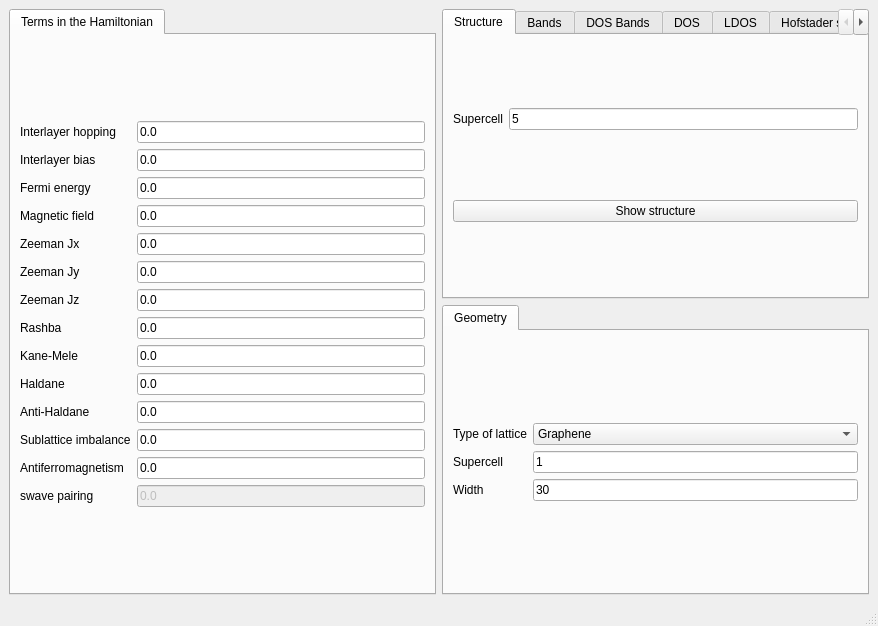
joselado/quantum-honeycomp, file interface-pyqt/hofstader1d/interface.ui: the form before one commit.
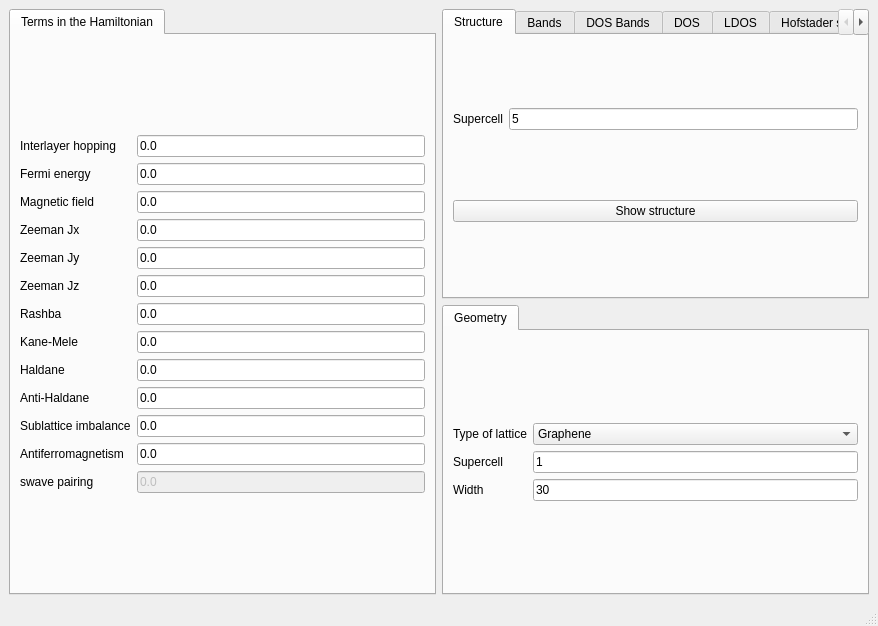
The form after the commit.

What changed in the file:
```diff
--- a/interface-pyqt/hofstader1d/interface.ui
+++ b/interface-pyqt/hofstader1d/interface.ui
@@ -27,7 +27,7 @@
        <layout class="QGridLayout" name="gridLayout_12">
         <item row="0" column="0">
          <layout class="QGridLayout" name="gridLayout">
-          <item row="12" column="1">
+          <item row="11" column="1">
            <widget class="QLineEdit" name="mAF">
             <property name="enabled">
              <bool>true</bool>
@@ -37,21 +37,21 @@
             </property>
            </widget>
           </item>
-          <item row="7" column="0">
+          <item row="6" column="0">
            <widget class="QLabel" name="label_10">
             <property name="text">
              <string>Rashba</string>
             </property>
            </widget>
           </item>
-          <item row="8" column="0">
+          <item row="7" column="0">
            <widget class="QLabel" name="label_11">
             <property name="text">
              <string>Kane-Mele</string>
             </property>
            </widget>
           </item>
-          <item row="2" column="1">
+          <item row="1" column="1">
            <widget class="QLineEdit" name="fermi">
             <property name="enabled">
              <bool>true</bool>
@@ -61,7 +61,7 @@
             </property>
            </widget>
           </item>
-          <item row="7" column="1">
+          <item row="6" column="1">
            <widget class="QLineEdit" name="rashba">
             <property name="enabled">
              <bool>true</bool>
@@ -71,21 +71,21 @@
             </property>
            </widget>
           </item>
-          <item row="9" column="1">
+          <item row="8" column="1">
            <widget class="QLineEdit" name="haldane">
             <property name="text">
              <string>0.0</string>
             </property>
            </widget>
           </item>
-          <item row="11" column="1">
+          <item row="10" column="1">
            <widget class="QLineEdit" name="mAB">
             <property name="text">
              <string>0.0</string>
             </property>
            </widget>
           </item>
-          <item row="4" column="1">
+          <item row="3" column="1">
            <widget class="QLineEdit" name="Bx">
             <property name="enabled">
              <bool>true</bool>
@@ -95,21 +95,21 @@
             </property>
            </widget>
           </item>
-          <item row="6" column="0">
+          <item row="5" column="0">
            <widget class="QLabel" name="label_5">
             <property name="text">
              <string>Zeeman Jz</string>
             </property>
            </widget>
           </item>
-          <item row="3" column="0">
+          <item row="2" column="0">
            <widget class="QLabel" name="label_14">
             <property name="text">
              <string>Magnetic field</string>
             </property>
            </widget>
           </item>
-          <item row="6" column="1">
+          <item row="5" column="1">
            <widget class="QLineEdit" name="Bz">
             <property name="enabled">
              <bool>true</bool>
@@ -119,28 +119,28 @@
             </property>
            </widget>
           </item>
-          <item row="9" column="0">
+          <item row="8" column="0">
            <widget class="QLabel" name="label_24">
             <property name="text">
              <string>Haldane</string>
             </property>
            </widget>
           </item>
-          <item row="10" column="1">
+          <item row="9" column="1">
            <widget class="QLineEdit" name="antihaldane">
             <property name="text">
              <string>0.0</string>
             </property>
            </widget>
           </item>
-          <item row="13" column="0">
+          <item row="12" column="0">
            <widget class="QLabel" name="label_26">
             <property name="text">
              <string>swave pairing</string>
             </property>
            </widget>
           </item>
-          <item row="13" column="1">
+          <item row="12" column="1">
            <widget class="QLineEdit" name="swave">
             <property name="enabled">
              <bool>false</bool>
@@ -150,7 +150,7 @@
             </property>
            </widget>
           </item>
-          <item row="5" column="1">
+          <item row="4" column="1">
            <widget class="QLineEdit" name="By">
             <property name="enabled">
              <bool>true</bool>
@@ -160,14 +160,14 @@
             </property>
            </widget>
           </item>
-          <item row="2" column="0">
+          <item row="1" column="0">
            <widget class="QLabel" name="label">
             <property name="text">
              <string>Fermi energy</string>
             </property>
            </widget>
           </item>
-          <item row="3" column="1">
+          <item row="2" column="1">
            <widget class="QLineEdit" name="peierls">
             <property name="enabled">
              <bool>true</bool>
@@ -177,7 +177,7 @@
             </property>
            </widget>
           </item>
-          <item row="8" column="1">
+          <item row="7" column="1">
            <widget class="QLineEdit" name="kanemele">
             <property name="enabled">
              <bool>true</bool>
@@ -187,35 +187,35 @@
             </property>
            </widget>
           </item>
-          <item row="12" column="0">
+          <item row="11" column="0">
            <widget class="QLabel" name="label_13">
             <property name="text">
              <string>Antiferromagnetism</string>
             </property>
            </widget>
           </item>
-          <item row="10" column="0">
+          <item row="9" column="0">
            <widget class="QLabel" name="label_25">
             <property name="text">
              <string>Anti-Haldane</string>
             </property>
            </widget>
           </item>
-          <item row="4" column="0">
+          <item row="3" column="0">
            <widget class="QLabel" name="label_3">
             <property name="text">
              <string>Zeeman Jx</string>
             </property>
            </widget>
           </item>
-          <item row="5" column="0">
+          <item row="4" column="0">
            <widget class="QLabel" name="label_4">
             <property name="text">
              <string>Zeeman Jy</string>
             </property>
            </widget>
           </item>
-          <item row="11" column="0">
+          <item row="10" column="0">
            <widget class="QLabel" name="label_12">
             <property name="text">
              <string>Sublattice imbalance</string>
@@ -236,20 +236,6 @@
             </property>
            </widget>
           </item>
-          <item row="1" column="0">
-           <widget class="QLabel" name="label_23">
-            <property name="text">
-             <string>Interlayer bias</string>
-            </property>
-           </widget>
-          </item>
-          <item row="1" column="1">
-           <widget class="QLineEdit" name="bias">
-            <property name="text">
-             <string>0.0</string>
-            </property>
-           </widget>
-          </item>
          </layout>
         </item>
        </layout>
```
